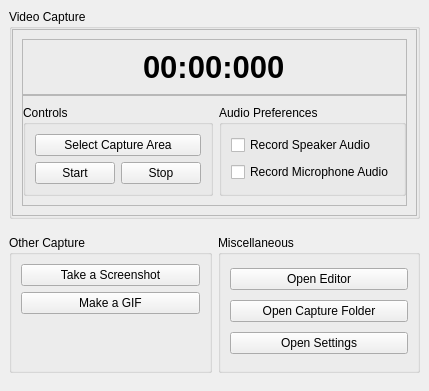
The window that src/gui/main_window/MainWindow.ui (ephell/ClipIt-Screen-Capture-App) describes before a commit, drawn with Qt 5.
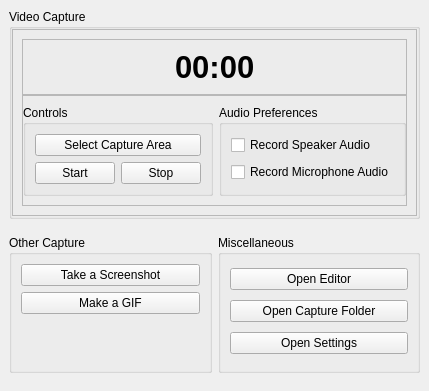
The same window after the commit.

Commit message: Display video capture duration on label

Diff of the .ui file:
```diff
--- a/src/gui/main_window/MainWindow.ui
+++ b/src/gui/main_window/MainWindow.ui
@@ -88,7 +88,7 @@
                 </font>
                </property>
                <property name="text">
-                <string>00:00:000</string>
+                <string>00:00</string>
                </property>
               </widget>
              </item>
```
Left out of the diff: 2 changed lines with no effect on the pictures. The commit also changes 6 other files.
